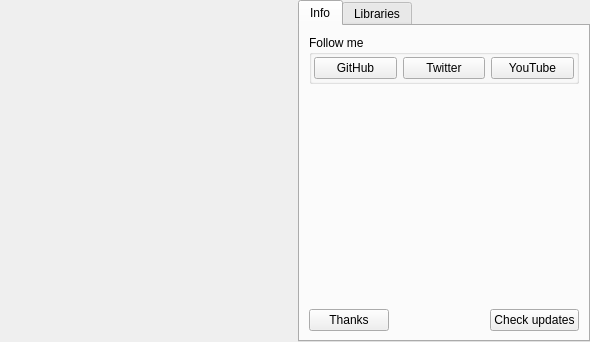
Above: xaboutwidget.ui from horsicq/XAboutWidget before the change. Below: the same form after it.
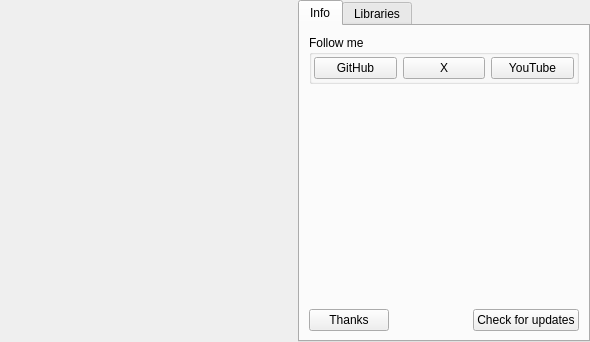
That is the form after the change.

Commit message: replace twitter to x code

The edit to the form file:
```diff
--- a/xaboutwidget.ui
+++ b/xaboutwidget.ui
@@ -92,7 +92,7 @@
           <item>
            <widget class="QPushButton" name="pushButtonFollowTwitter">
             <property name="text">
-             <string notr="true">Twitter</string>
+             <string notr="true">X</string>
             </property>
            </widget>
           </item>
@@ -150,7 +150,7 @@
          <item>
           <widget class="QPushButton" name="pushButtonCheckUpdates">
            <property name="text">
-            <string>Check updates</string>
+            <string>Check for updates</string>
            </property>
           </widget>
          </item>
```
Left out of the diff: 6 changed lines with no effect on the pictures. The commit also changes 2 other files.
